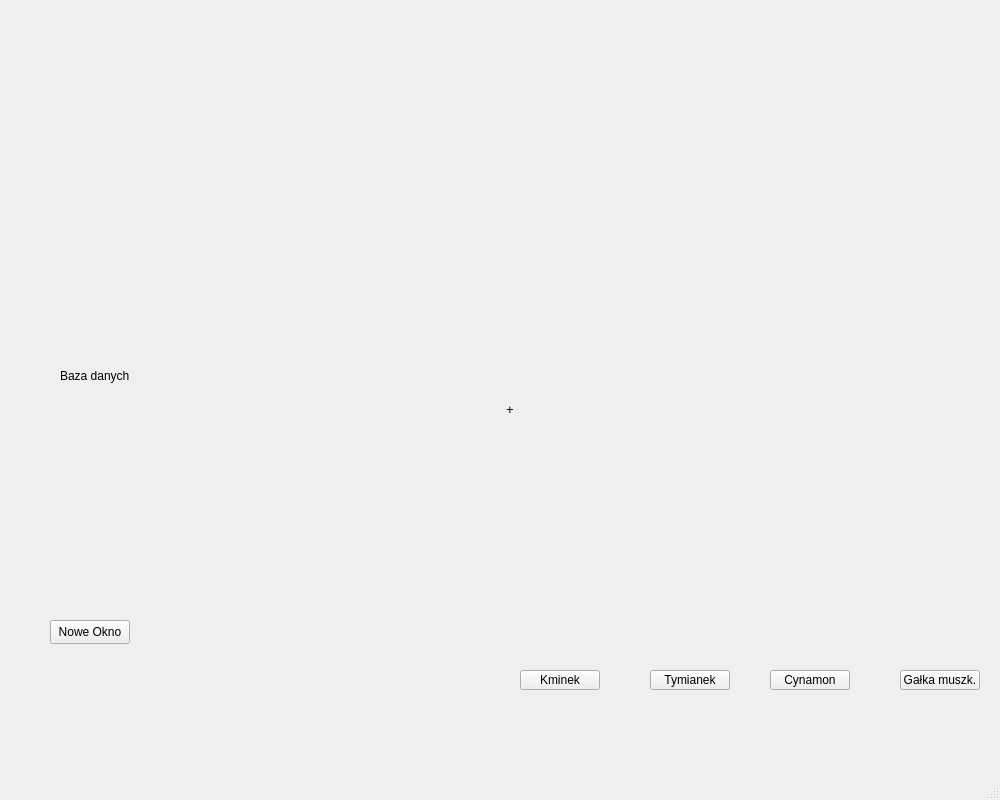
Old version of the form Ksiazka/mainwindow.ui in the repository ZuzaJas/Filtrujaca-Ksiazka.
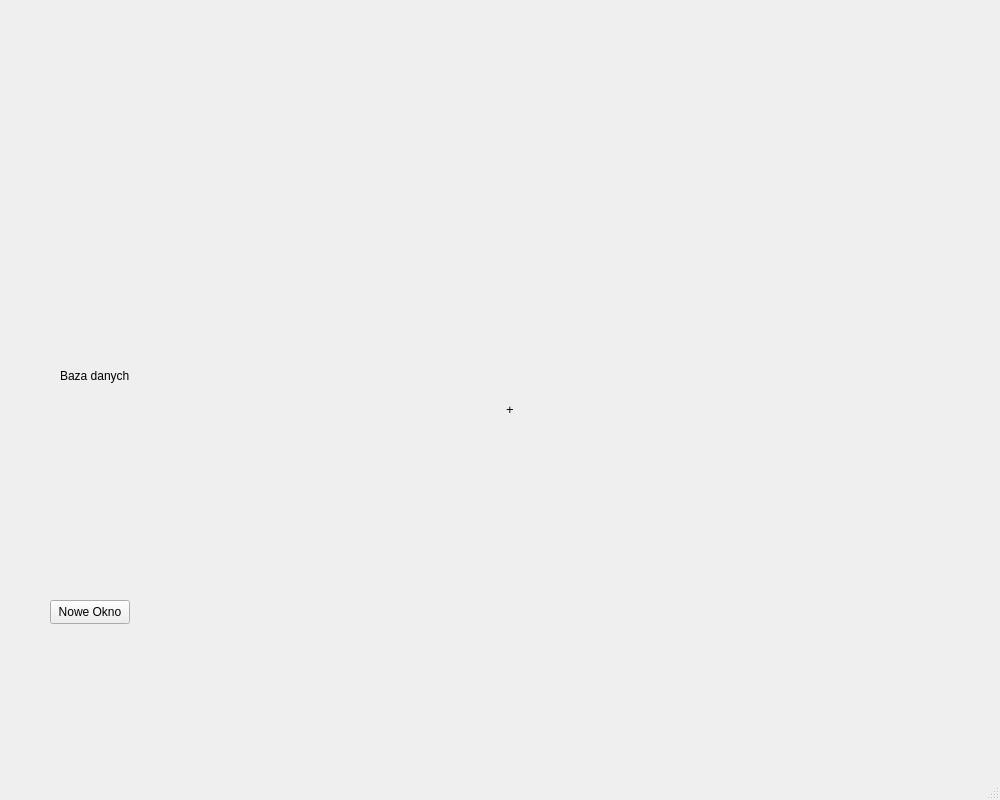
New version of the form.

Patch:
```diff
--- a/Ksiazka/mainwindow.ui
+++ b/Ksiazka/mainwindow.ui
@@ -54,63 +54,11 @@
      <set>Qt::AlignmentFlag::AlignCenter</set>
     </property>
    </widget>
-   <widget class="QPushButton" name="kminek">
-    <property name="geometry">
-     <rect>
-      <x>520</x>
-      <y>670</y>
-      <width>80</width>
-      <height>20</height>
-     </rect>
-    </property>
-    <property name="text">
-     <string>Kminek</string>
-    </property>
-   </widget>
-   <widget class="QPushButton" name="galka_muszkatowa">
-    <property name="geometry">
-     <rect>
-      <x>900</x>
-      <y>670</y>
-      <width>80</width>
-      <height>20</height>
-     </rect>
-    </property>
-    <property name="text">
-     <string>Gałka muszk.</string>
-    </property>
-   </widget>
-   <widget class="QPushButton" name="cynamon">
-    <property name="geometry">
-     <rect>
-      <x>770</x>
-      <y>670</y>
-      <width>80</width>
-      <height>20</height>
-     </rect>
-    </property>
-    <property name="text">
-     <string>Cynamon</string>
-    </property>
-   </widget>
-   <widget class="QPushButton" name="tymianek">
-    <property name="geometry">
-     <rect>
-      <x>650</x>
-      <y>670</y>
-      <width>80</width>
-      <height>20</height>
-     </rect>
-    </property>
-    <property name="text">
-     <string>Tymianek</string>
-    </property>
-   </widget>
    <widget class="QPushButton" name="nowe_okno">
     <property name="geometry">
      <rect>
       <x>50</x>
-      <y>620</y>
+      <y>600</y>
       <width>80</width>
       <height>24</height>
      </rect>
@@ -122,8 +70,8 @@
    <widget class="QLabel" name="zdjecie">
     <property name="geometry">
      <rect>
-      <x>170</x>
-      <y>480</y>
+      <x>190</x>
+      <y>260</y>
       <width>248</width>
       <height>283</height>
      </rect>
```
Left out of the diff: 2 changed lines with no effect on the pictures.
